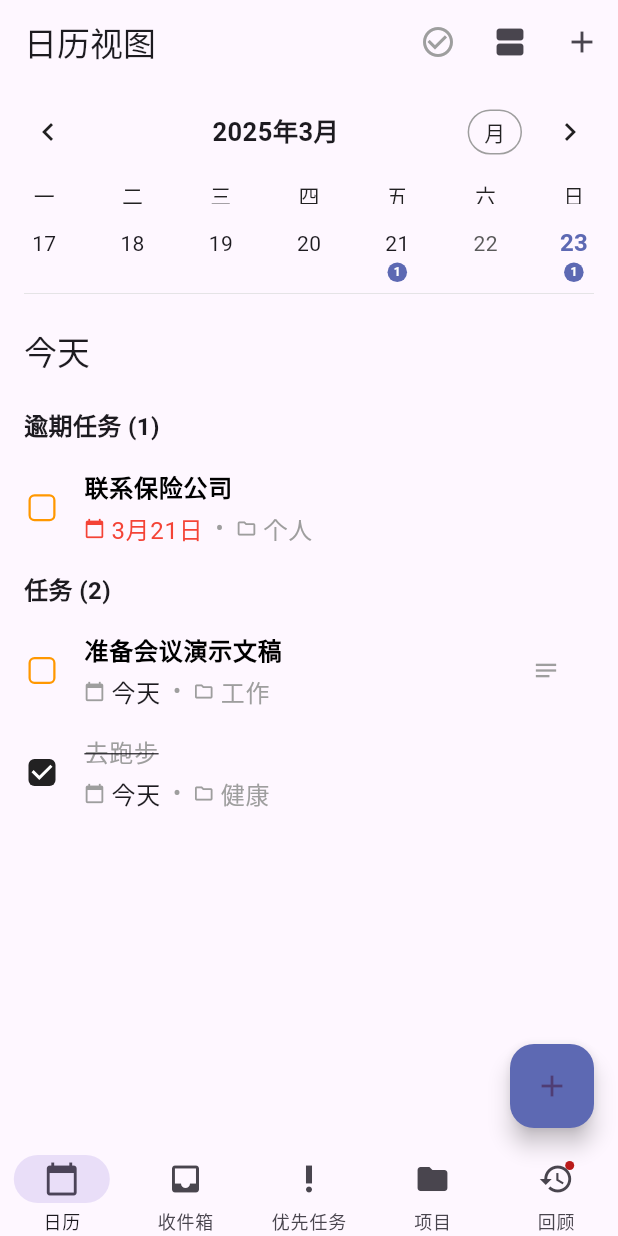
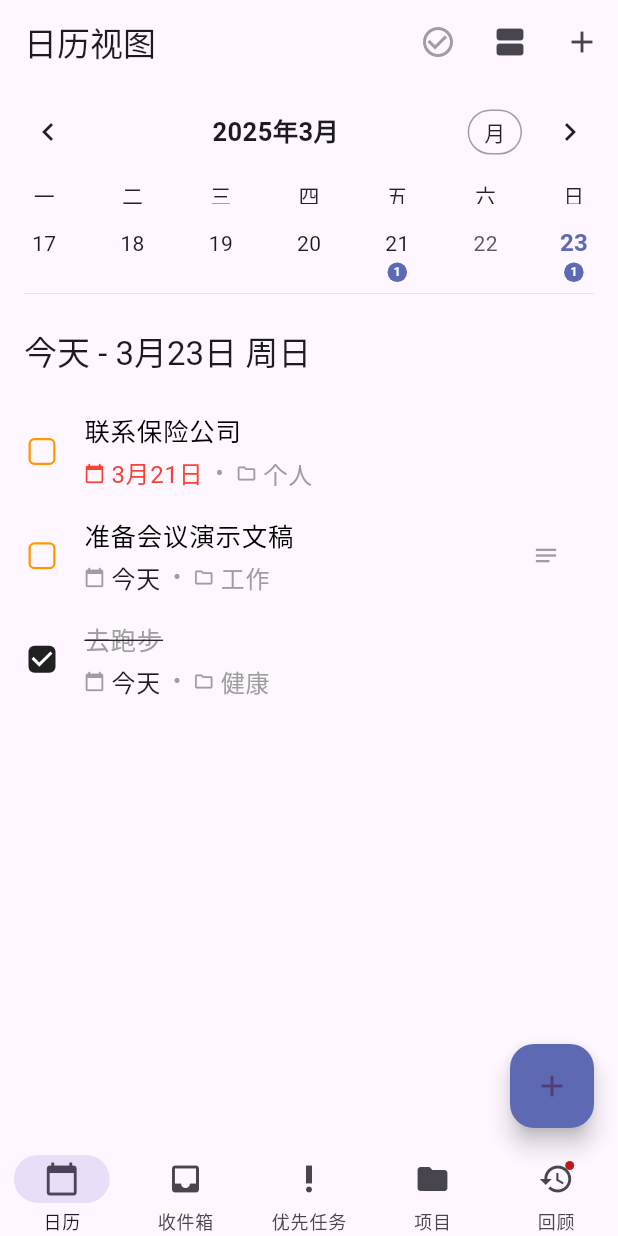
Before and after one commit to MOVING2014/GTD4, a Flutter app: the screen it shows after launch, on a phone screen of 412 x 824 dp. Run offline on Flutter 3.47's test engine with Material 3 defaults, Android fonts, the phone set to English and light mode, and no system bars; drawn by our look-alikes of flutter_slidable, table_calendar; our stand-ins replace sqflite; accounts and stored records are empty.

Commit message:
日历视图下微调 - 去掉逾期和任务数显示

```diff
--- a/lib/screens/calendar_screen.dart
+++ b/lib/screens/calendar_screen.dart
@@ -212,9 +212,7 @@ class _CalendarScreenState extends State<CalendarScreen> {
                 Padding(
                   padding: const EdgeInsets.all(16.0),
                   child: Text(
-                    isSameDay(_selectedDay, DateTime.now())
-                        ? '今天'
-                        : _formatChineseDate(_selectedDay),
+                    _formatChineseDate(_selectedDay),
                     style: Theme.of(context).textTheme.titleLarge,
                   ),
                 ),
@@ -241,7 +239,7 @@ class _CalendarScreenState extends State<CalendarScreen> {
                               ),
                               const SizedBox(height: 16),
                               Text(
-                                '${_formatChineseDate(_selectedDay)} 没有任务',
+                                '${_formatChineseDate(_selectedDay).trim()} 没有任务',
                                 style: TextStyle(
                                   color: Colors.grey[600],
                                   fontSize: 16,
@@ -257,20 +255,7 @@ class _CalendarScreenState extends State<CalendarScreen> {
 
                       // 添加逾期任务
                       if (overdueTasks.isNotEmpty) {
-                        listItems.add(
-                          Padding(
-                            padding: const EdgeInsets.symmetric(horizontal: 16.0, vertical: 8.0),
-                            child: Text(
-                              '逾期任务 (${overdueTasks.length})',
-                              style: const TextStyle(
-                                fontWeight: FontWeight.bold,
-                                fontSize: 16,
-                              ),
-                            ),
-                          ),
-                        );
-
-                        // 添加逾期任务项
+                        // 直接添加逾期任务项，移除标题
                         for (final task in overdueTasks) {
                           listItems.add(
                             TaskListItem(
@@ -283,20 +268,7 @@ class _CalendarScreenState extends State<CalendarScreen> {
 
                       // 添加当日任务
                       if (dateTasks.isNotEmpty) {
-                        listItems.add(
-                          Padding(
-                            padding: const EdgeInsets.symmetric(horizontal: 16.0, vertical: 8.0),
-                            child: Text(
-                              '任务 (${dateTasks.length})',
-                              style: const TextStyle(
-                                fontWeight: FontWeight.bold,
-                                fontSize: 16,
-                              ),
-                            ),
-                          ),
-                        );
-
-                        // 添加当日任务项
+                        // 直接添加当日任务项，移除标题
                         for (final task in dateTasks) {
                           listItems.add(
                             TaskListItem(
@@ -328,7 +300,30 @@ class _CalendarScreenState extends State<CalendarScreen> {
 
   // 将日期格式化为中文格式
   String _formatChineseDate(DateTime date) {
-    return '${date.year}年${date.month}月${date.day}日';
+    final now = DateTime.now();
+    final today = DateTime(now.year, now.month, now.day);
+    final tomorrow = today.add(const Duration(days: 1));
+    final yesterday = today.subtract(const Duration(days: 1));
+    final selectedDate = DateTime(date.year, date.month, date.day);
+
+    String prefix = '';
+
+    // 使用日期比较
+    if (selectedDate.year == yesterday.year &&
+        selectedDate.month == yesterday.month &&
+        selectedDate.day == yesterday.day) {
+      prefix = '昨天 - ';
+    } else if (selectedDate.year == today.year &&
+               selectedDate.month == today.month &&
+               selectedDate.day == today.day) {
+      prefix = '今天 - ';
+    } else if (selectedDate.year == tomorrow.year &&
+               selectedDate.month == tomorrow.month &&
+               selectedDate.day == tomorrow.day) {
+      prefix = '明天 - ';
+    }
+
+    return '$prefix${date.month}月${date.day}日 周${['日', '一', '二', '三', '四', '五', '六'][date.weekday % 7]}';
   }
 
   List<dynamic> _getEventsForDay(DateTime day) {
--- a/lib/widgets/task_list_item.dart
+++ b/lib/widgets/task_list_item.dart
@@ -197,9 +197,7 @@ class _TaskListItemState extends State<TaskListItem> {
                     color: widget.task.status == TaskStatus.completed
                         ? Colors.grey
                         : Colors.black,
-                    fontWeight: widget.task.status == TaskStatus.completed
-                        ? null
-                        : FontWeight.bold,
+                    fontSize: 17.0,
                   ),
                 ),
                 // 展开备注
```
